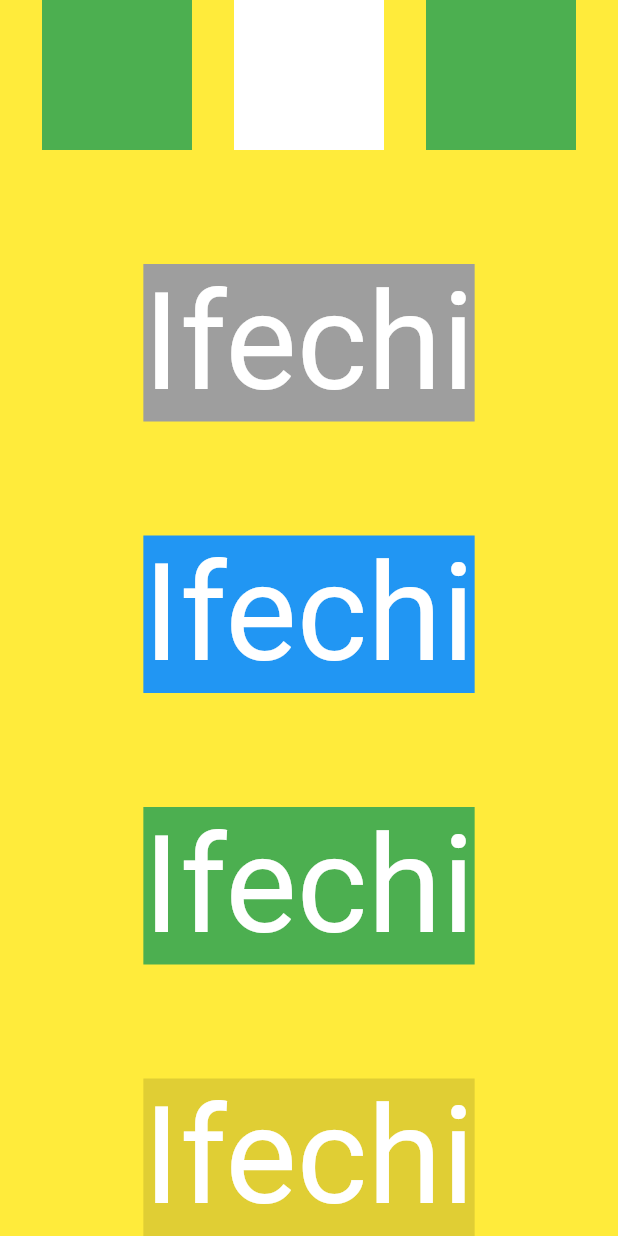
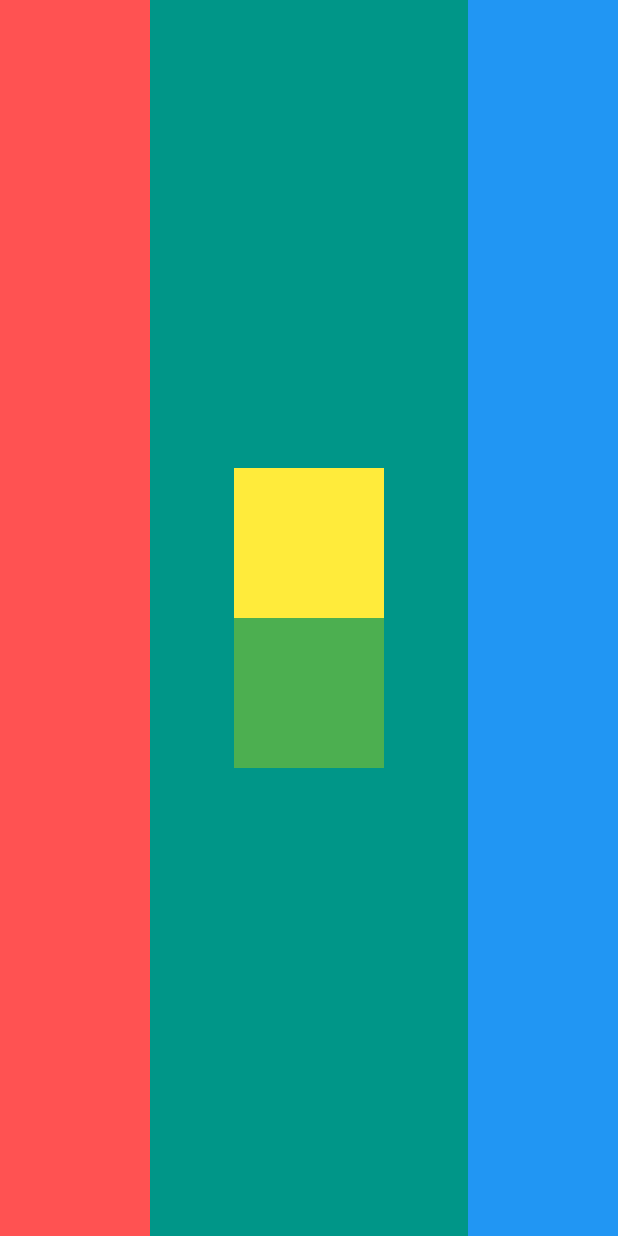
Before and after one commit to if3chi/learningDart, a Flutter app: the screen it shows after launch, on a phone screen of 412 x 824 dp. Run offline on Flutter 3.47's test engine with Material 2 defaults, Android fonts, the phone set to English and light mode, and no system bars.

Commit message:
Day 19 - Challenge: Solved layouts challenge

```diff
--- a/FlutterApps/mi_card_flutter/lib/main.dart
+++ b/FlutterApps/mi_card_flutter/lib/main.dart
@@ -1,75 +1,45 @@
-import 'dart:ui';
-
 import 'package:flutter/material.dart';
 
-void main() {
-  runApp(MyApp());
-}
+void main() => runApp(MyApp());
 
 class MyApp extends StatelessWidget {
   @override
-  Widget build(BuildContext context) {
-    return MaterialApp(
+  Widget build(BuildContext context) => MaterialApp(
           home: Scaffold(
-        backgroundColor: Colors.yellow,
+        backgroundColor: Colors.teal,
         body: SafeArea(
-            child: Column(
-          // crossAxisAlignment: CrossAxisAlignment.stretch,
-          // mainAxisSize: MainAxisSize.min,
+          child: Row(
             mainAxisAlignment: MainAxisAlignment.spaceBetween,
             children: [
-            Row(
-              mainAxisAlignment: MainAxisAlignment.spaceEvenly,
-              // crossAxisAlignment: CrossAxisAlignment.stretch,
+              Container(
+                color: Colors.redAccent,
+                width: 100,
+                height: double.infinity,
+              ),
+              SizedBox(width: 40.0),
+              Column(
+                mainAxisAlignment: MainAxisAlignment.center,
                 children: [
                   Container(
-                  color: Colors.green,
-                  width: 100.0,
-                  height: 100.0,
-                ),
-                Container(
-                  decoration: BoxDecoration(color: Colors.white),
-                  width: 100.0,
-                  height: 100.0,
+                    color: Colors.yellow,
+                    width: 100,
+                    height: 100,
                   ),
                   Container(
                     color: Colors.green,
-                  width: 100.0,
-                  height: 100.0,
+                    width: 100,
+                    height: 100,
                   )
                 ],
               ),
+              SizedBox(width: 40.0),
               Container(
-              color: Colors.grey,
-              child: Text(
-                "Ifechi",
-                style: TextStyle(fontSize: 90, color: Colors.white),
+                color: Colors.blue,
+                width: 100,
+                height: double.infinity,
+              ),
+            ],
           ),
         ),
-            Container(
-              color: Colors.blue,
-              child: Text(
-                "Ifechi",
-                style: TextStyle(fontSize: 90, color: Colors.white),
-              ),
-            ),
-            Container(
-              color: Colors.green,
-              child: Text(
-                "Ifechi",
-                style: TextStyle(fontSize: 90, color: Colors.white),
-              ),
-            ),
-            Container(
-              color: Colors.black12,
-              child: Text(
-                "Ifechi",
-                style: TextStyle(fontSize: 90, color: Colors.white),
-              ),
-            ),
-          ],
-        )),
-      ),
-    );
+      ));
 }
-}
```
Lines whose indentation alone changed are shown as unchanged.
